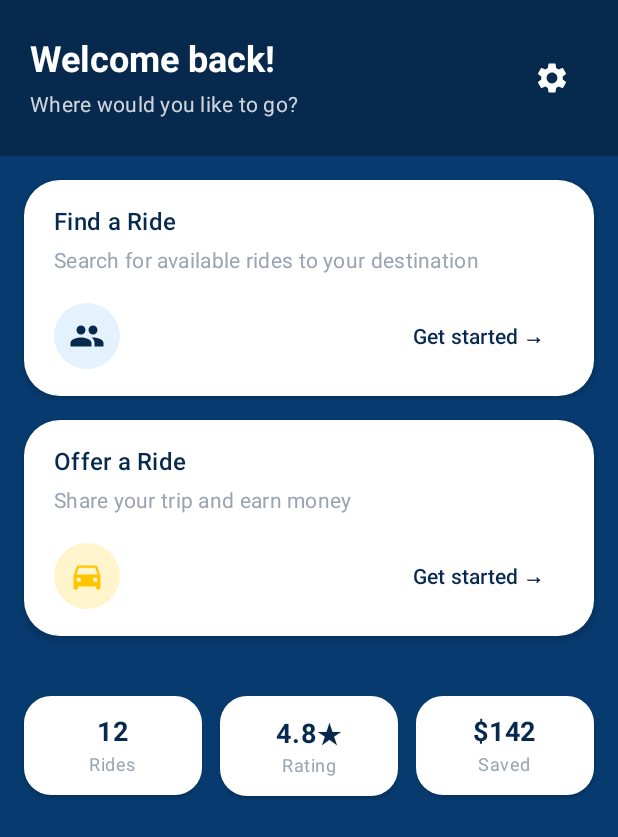
After one commit to bookwalamustafa/Find-My-Ride, an Android app built with Jetpack Compose: the composable HomeScreen shown on its own in the app's theme, on a phone screen of 412 x 824 dp. The commit adds this screen. Shown: the top 837 px of the screen. Run offline under Robolectric (Android 15) with nearby library versions, the phone set to English and light mode, and no system bars.

```diff
--- /dev/null
+++ b/app/composeApp/src/commonMain/kotlin/com/example/demo/feature/main/HomeScreen.kt
@@ -0,0 +1,238 @@
+package com.example.demo.feature.main
+
+import androidx.compose.foundation.background
+import androidx.compose.foundation.layout.*
+import androidx.compose.foundation.shape.CircleShape
+import androidx.compose.foundation.shape.RoundedCornerShape
+import androidx.compose.material3.*
+import androidx.compose.runtime.Composable
+import androidx.compose.ui.Alignment
+import androidx.compose.ui.Modifier
+import androidx.compose.ui.draw.clip
+import androidx.compose.ui.graphics.Color
+import androidx.compose.ui.text.font.FontWeight
+import androidx.compose.ui.unit.dp
+import androidx.compose.ui.unit.sp
+import androidx.compose.material.icons.Icons
+import androidx.compose.material.icons.filled.DirectionsCar
+import androidx.compose.material.icons.filled.People
+import androidx.compose.material.icons.filled.Settings
+import androidx.compose.ui.graphics.vector.ImageVector
+import com.example.demo.ui.theme.DrexelBlue
+import com.example.demo.ui.theme.DrexelGold
+import com.example.demo.ui.theme.FieldBackground
+import com.example.demo.ui.theme.HintGrey
+
+
+@Composable
+fun HomeScreen(
+    modifier: Modifier = Modifier,
+    onFindRideClick: () -> Unit = {},
+    onOfferRideClick: () -> Unit = {}
+) {
+    Column(
+        modifier = modifier
+            .fillMaxSize()
+            .background(FieldBackground)
+    ) {
+        // ---------- HEADER ----------
+        Box(
+            modifier = Modifier
+                .fillMaxWidth()
+                .background(DrexelBlue)
+        ) {
+            Column(
+                modifier = Modifier
+                    .fillMaxWidth()
+                    .padding(horizontal = 20.dp, vertical = 24.dp)
+            ) {
+                Row(
+                    modifier = Modifier.fillMaxWidth(),
+                    horizontalArrangement = Arrangement.SpaceBetween,
+                    verticalAlignment = Alignment.CenterVertically
+                ) {
+                    Column {
+                        Text(
+                            text = "Welcome back!",
+                            style = MaterialTheme.typography.headlineSmall,
+                            color = Color.White,
+                            fontWeight = FontWeight.Bold
+                        )
+                        Spacer(modifier = Modifier.height(4.dp))
+                        Text(
+                            text = "Where would you like to go?",
+                            style = MaterialTheme.typography.bodyMedium,
+                            color = Color.White.copy(alpha = 0.8f)
+                        )
+                    }
+
+                    IconButton(onClick = { /* settings later */ }) {
+                        Icon(
+                            imageVector = Icons.Filled.Settings,
+                            contentDescription = "Settings",
+                            tint = Color.White
+                        )
+                    }
+                }
+            }
+        }
+
+        Spacer(modifier = Modifier.height(16.dp))
+
+        // ---------- MAIN CARDS ----------
+        Column(
+            modifier = Modifier
+                .padding(horizontal = 16.dp)
+                .weight(1f, fill = true),
+            verticalArrangement = Arrangement.spacedBy(16.dp)
+        ) {
+            // Find a Ride card
+            HomeActionCard(
+                title = "Find a Ride",
+                subtitle = "Search for available rides to your destination",
+                iconBgColor = Color(0xFFE3F2FD),
+                iconTint = DrexelBlue,
+                icon = Icons.Filled.People,
+                buttonText = "Get started →",
+                onClick = onFindRideClick
+            )
+
+            // Offer a Ride card
+            HomeActionCard(
+                title = "Offer a Ride",
+                subtitle = "Share your trip and earn money",
+                iconBgColor = Color(0xFFFFF4CC),
+                iconTint = DrexelGold,
+                icon = Icons.Filled.DirectionsCar,
+                buttonText = "Get started →",
+                onClick = onOfferRideClick
+            )
+
+            Spacer(modifier = Modifier.height(8.dp))
+
+            // Stats row
+            Row(
+                modifier = Modifier.fillMaxWidth(),
+                horizontalArrangement = Arrangement.spacedBy(12.dp)
+            ) {
+                StatCard(
+                    label = "Rides",
+                    value = "12",
+                    modifier = Modifier.weight(1f)
+                )
+                StatCard(
+                    label = "Rating",
+                    value = "4.8★",
+                    modifier = Modifier.weight(1f)
+                )
+                StatCard(
+                    label = "Saved",
+                    value = "$142",
+                    modifier = Modifier.weight(1f)
+                )
+            }
+        }
+    }
+}
+
+@Composable
+private fun HomeActionCard(
+    title: String,
+    subtitle: String,
+    iconBgColor: Color,
+    iconTint: Color,
+    icon: ImageVector,
+    buttonText: String,
+    onClick: () -> Unit
+) {
+    Card(
+        modifier = Modifier.fillMaxWidth(),
+        shape = RoundedCornerShape(24.dp),
+        colors = CardDefaults.cardColors(containerColor = Color.White),
+        elevation = CardDefaults.cardElevation(defaultElevation = 4.dp)
+    ) {
+        Column(
+            modifier = Modifier
+                .padding(horizontal = 20.dp, vertical = 16.dp)
+        ) {
+            Text(
+                text = title,
+                style = MaterialTheme.typography.titleMedium,
+                fontWeight = FontWeight.SemiBold,
+                color = DrexelBlue
+            )
+
+            Spacer(modifier = Modifier.height(4.dp))
+
+            Text(
+                text = subtitle,
+                style = MaterialTheme.typography.bodyMedium,
+                color = HintGrey
+            )
+
+            Spacer(modifier = Modifier.height(16.dp))
+
+            Row(
+                modifier = Modifier.fillMaxWidth(),
+                horizontalArrangement = Arrangement.SpaceBetween,
+                verticalAlignment = Alignment.CenterVertically
+            ) {
+                Box(
+                    modifier = Modifier
+                        .size(44.dp)
+                        .clip(CircleShape)
+                        .background(iconBgColor),
+                    contentAlignment = Alignment.Center
+                ) {
+                    Icon(
+                        imageVector = icon,
+                        contentDescription = null,
+                        tint = iconTint
+                    )
+                }
+
+                TextButton(onClick = onClick) {
+                    Text(
+                        text = buttonText,
+                        color = DrexelBlue,
+                        fontWeight = FontWeight.SemiBold
+                    )
+                }
+            }
+        }
+    }
+}
+
+@Composable
+private fun StatCard(
+    label: String,
+    value: String,
+    modifier: Modifier = Modifier,
+) {
+    Card(
+        modifier = modifier,
+        shape = RoundedCornerShape(18.dp),
+        colors = CardDefaults.cardColors(containerColor = Color.White),
+        elevation = CardDefaults.cardElevation(defaultElevation = 2.dp)
+    ) {
+        Column(
+            modifier = Modifier
+                .padding(vertical = 12.dp)
+                .fillMaxWidth(),
+            horizontalAlignment = Alignment.CenterHorizontally
+        ) {
+            Text(
+                text = value,
+                fontSize = 18.sp,
+                fontWeight = FontWeight.Bold,
+                color = DrexelBlue
+            )
+            Spacer(modifier = Modifier.height(2.dp))
+            Text(
+                text = label,
+                style = MaterialTheme.typography.bodySmall,
+                color = HintGrey
+            )
+        }
+    }
+}
```
Also changed, not shown: app/composeApp/src/androidMain/kotlin/com/example/demo/MainActivity.kt (+16 -16 lines), app/composeApp/src/commonMain/kotlin/com/example/demo/feature/main/MainRoute.kt (+6 -6 lines), app/composeApp/src/commonMain/kotlin/com/example/demo/feature/main/MyRideScreen.kt (added, +352 -0 lines).
